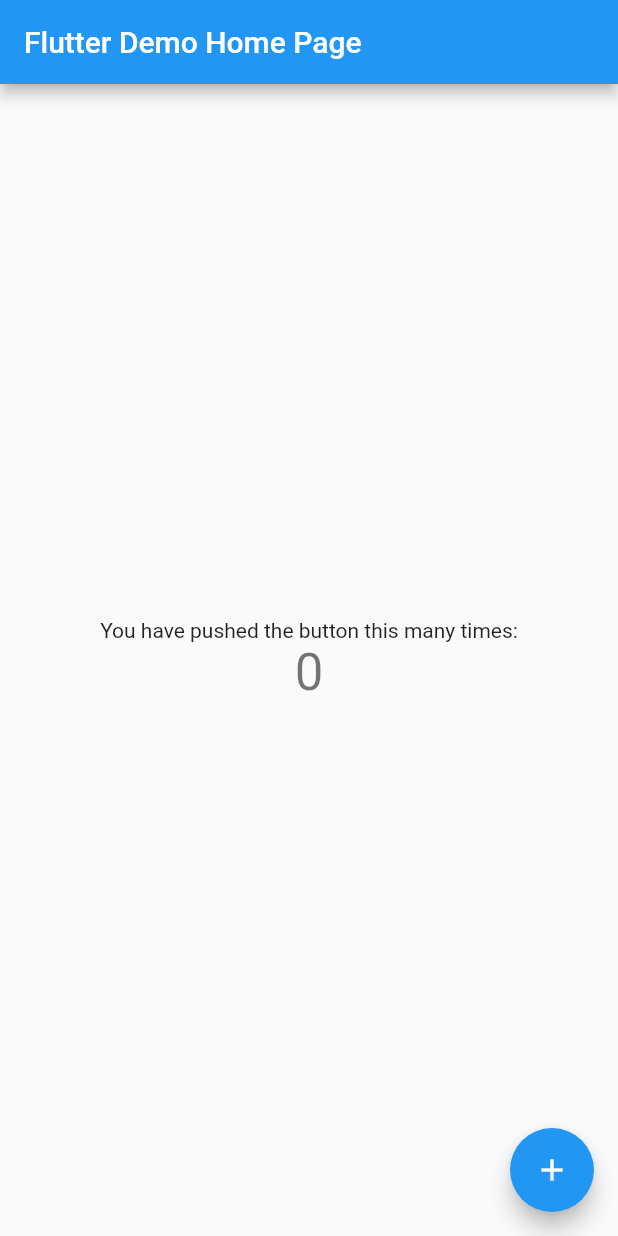
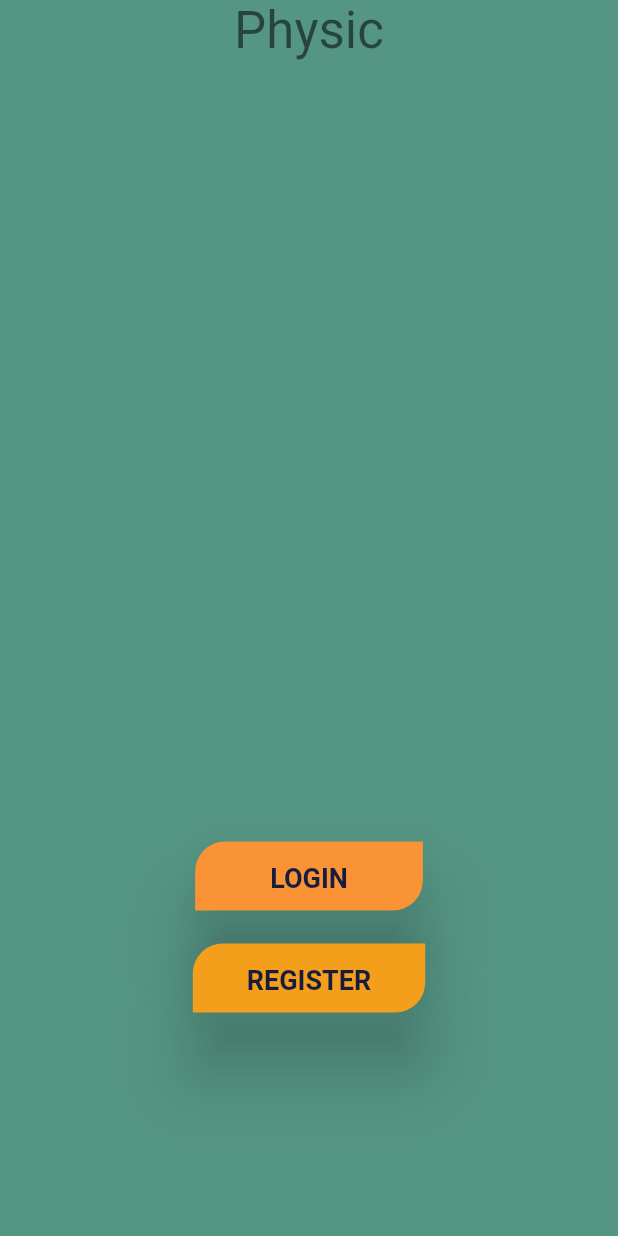
Before and after one commit to shubhanshu02/physic, a Flutter app: the screen it shows after launch, on a phone screen of 412 x 824 dp. Run offline on Flutter 3.47's test engine with Material 2 defaults, Android fonts, the phone set to English and light mode, and no system bars; our stand-ins replace cloud_firestore, connectivity, firebase_auth, firebase_core, google_sign_in; accounts and stored records are empty; Roboto replaces fonts that are missing (JosefinSans).

Commit message:
Registration and Login
Signed-off-by: Shubhanshu Saxena <shubhanshu.e01@gmail.com>

```diff
--- /dev/null
+++ b/lib/app.dart
@@ -0,0 +1,18 @@
+import 'package:firebase_auth/firebase_auth.dart';
+import 'package:flutter/material.dart';
+import 'package:flutter/services.dart';
+import 'package:physic/auth/login.dart';
+import 'package:physic/auth/register.dart';
+
+class Physic extends StatelessWidget {
+  @override
+  Widget build(BuildContext context) {
+    SystemChrome.setPreferredOrientations(
+        [DeviceOrientation.portraitUp, DeviceOrientation.portraitDown]);
+    return MaterialApp(title: 'Physic', routes: {
+      '/': (context) => LoginPage(),
+      // '/': (context) => (FirebaseAuth.instance.currentUser == null) ? LoginPage() : User1(),
+      '/register': (context) => RegisterPage(),
+    });
+  }
+}
--- /dev/null
+++ b/lib/auth/login.dart
@@ -0,0 +1,182 @@
+import 'package:flutter/material.dart';
+import 'package:flutter/painting.dart';
+import 'package:google_sign_in/google_sign_in.dart';
+import 'package:firebase_auth/firebase_auth.dart';
+import 'package:connectivity/connectivity.dart';
+import '../colors.dart';
+
+class LoginPage extends StatefulWidget {
+  @override
+  _LoginPageState createState() => _LoginPageState();
+}
+
+class _LoginPageState extends State<LoginPage> {
+  bool loginChange = false;
+  bool registerChange = false;
+  bool loginStateChange() {
+    setState(() {
+      loginChange = !loginChange;
+    });
+    return loginChange;
+  }
+
+  bool registerStateChange() {
+    setState(() {
+      registerChange = !registerChange;
+    });
+    return registerChange;
+  }
+
+  Future<void> _handleButtonClick() async {
+    var connectivityResult = await (Connectivity().checkConnectivity());
+
+    if (connectivityResult == ConnectivityResult.none) {
+      return showDialog<void>(
+        context: context,
+        builder: (BuildContext context) {
+          return AlertDialog(
+            title: Text('No Internet Connection'),
+            content: SingleChildScrollView(
+              child: Text(
+                  "You need to have an active internet connection to access this. Please try again later."),
+            ),
+            actions: <Widget>[
+              RaisedButton(
+                child: Text('Close'),
+                onPressed: () {
+                  Navigator.of(context).pop();
+                },
+              ),
+            ],
+          );
+        },
+      );
+    }
+
+    // Start Authentication Process
+    final GoogleSignInAccount? googleUser = await GoogleSignIn().signIn();
+    // Obtain the auth details from the requesty
+    final GoogleSignInAuthentication googleAuth =
+        await googleUser!.authentication;
+    final AuthCredential credential = GoogleAuthProvider.credential(
+      accessToken: googleAuth.accessToken,
+      idToken: googleAuth.idToken,
+    );
+    final UserCredential _currentUser =
+        await FirebaseAuth.instance.signInWithCredential(credential);
+
+    if (_currentUser.additionalUserInfo!.isNewUser) {
+      // The user is just created
+      Navigator.pushNamed(context, '/register');
+    } else {
+      // The user is already there, so redirect to feed
+      Navigator.pop(context);
+      Navigator.pushNamed(context, '/');
+    }
+  }
+
+  @override
+  Widget build(BuildContext context) {
+    return Scaffold(
+      body: Stack(
+        alignment: Alignment(0.0, 0.0),
+        children: <Widget>[
+          Container(
+            decoration: BoxDecoration(
+              color: color2,
+            ),
+          ),
+          ListView(children: <Widget>[
+            Column(
+              mainAxisAlignment: MainAxisAlignment.start,
+              crossAxisAlignment: CrossAxisAlignment.center,
+              children: <Widget>[
+                Text('Physic', style: Theme.of(context).textTheme.headline4),
+                SizedBox(
+                  height: 20.0,
+                ),
+                SizedBox(
+                  height: 500.0,
+                ),
+                Container(
+                  child: RaisedButton(
+                    padding: EdgeInsets.fromLTRB(48.0, 12.0, 48.0, 9.0),
+                    elevation: 20.0,
+                    shape: loginChange
+                        ? RoundedRectangleBorder(
+                            side: BorderSide(color: Colors.white, width: 3.0),
+                            borderRadius: BorderRadius.only(
+                                topLeft: Radius.circular(20.0),
+                                bottomRight: Radius.circular(20.0)))
+                        : RoundedRectangleBorder(
+                            side: BorderSide(
+                                color: Colors.transparent, width: 3.0),
+                            borderRadius: BorderRadius.only(
+                                topLeft: Radius.circular(20.0),
+                                bottomRight: Radius.circular(20.0))),
+                    color: loginChange ? Colors.transparent : color1,
+                    onPressed: () {
+                      loginStateChange();
+                      _handleButtonClick();
+                    },
+                    child: Padding(
+                      padding: const EdgeInsets.all(2.0),
+                      child: Text(
+                        "LOGIN",
+                        style: TextStyle(
+                          fontFamily: 'JosefinSans',
+                          fontWeight: FontWeight.bold,
+                          fontSize: 18.0,
+                          color: loginChange ? Colors.white : Color(0xFF181D3D),
+                        ),
+                      ),
+                    ),
+                  ),
+                ),
+                SizedBox(
+                  height: 20.0,
+                ),
+                RaisedButton(
+                  padding: EdgeInsets.fromLTRB(34.0, 12.0, 34.0, 9.0),
+                  elevation: 20.0,
+                  shape: registerChange
+                      ? RoundedRectangleBorder(
+                          side: BorderSide(color: Colors.white, width: 3.0),
+                          borderRadius: BorderRadius.only(
+                              topLeft: Radius.circular(20.0),
+                              bottomRight: Radius.circular(20.0)))
+                      : RoundedRectangleBorder(
+                          side: BorderSide(color: Colors.transparent),
+                          borderRadius: BorderRadius.only(
+                              topLeft: Radius.circular(20.0),
+                              bottomRight: Radius.circular(20.0))),
+                  color:
+                      registerChange ? Colors.transparent : Color(0xFFF49F1C),
+                  onPressed: () {
+                    registerStateChange();
+                    _handleButtonClick();
+                  },
+                  child: Padding(
+                    padding: const EdgeInsets.all(2.0),
+                    child: Text(
+                      "REGISTER",
+                      style: TextStyle(
+                        fontWeight: FontWeight.bold,
+                        fontFamily: 'JosefinSans',
+                        fontSize: 18.0,
+                        color:
+                            registerChange ? Colors.white : Color(0xFF181D3D),
+                      ),
+                    ),
+                  ),
+                ),
+              ],
+            ),
+          ]),
+          SizedBox(height: 30.0),
+        ],
+      ),
+    );
+  }
+}
+//.only(topLeft: Radius.circular(20.0), bottomRight: Radius.circular(20.0)) -- differently shaped button
--- /dev/null
+++ b/lib/colors.dart
@@ -0,0 +1,8 @@
+import 'package:flutter/material.dart';
+
+final color1 = Color(0xFFF99335);
+final color2 = Color(0xFF559584);
+final color3 = Color(0xFFCFFF48);
+final color4 = Color(0xFF1D5149);
+final color5 = Color(0xFF17352E);
+final color6 = Color(0xFFFFFFFF);
--- a/lib/main.dart
+++ b/lib/main.dart
@@ -1,113 +1,11 @@
+import 'package:firebase_core/firebase_core.dart';
 import 'package:flutter/material.dart';
+import 'app.dart';
 
-void main() {
-  runApp(MyApp());
+void main() async {
+  WidgetsFlutterBinding.ensureInitialized();
+  await Firebase.initializeApp();
+  runApp(
+    Physic(),
+  );
 }
-
-class MyApp extends StatelessWidget {
-  // This widget is the root of your application.
-  @override
-  Widget build(BuildContext context) {
-    return MaterialApp(
-      title: 'Flutter Demo',
-      theme: ThemeData(
-        // This is the theme of your application.
-        //
-        // Try running your application with "flutter run". You'll see the
-        // application has a blue toolbar. Then, without quitting the app, try
-        // changing the primarySwatch below to Colors.green and then invoke
-        // "hot reload" (press "r" in the console where you ran "flutter run",
-        // or simply save your changes to "hot reload" in a Flutter IDE).
-        // Notice that the counter didn't reset back to zero; the application
-        // is not restarted.
-        primarySwatch: Colors.blue,
-      ),
-      home: MyHomePage(title: 'Flutter Demo Home Page'),
-    );
-  }
-}
-
-class MyHomePage extends StatefulWidget {
-  MyHomePage({Key? key, required this.title}) : super(key: key);
-
-  // This widget is the home page of your application. It is stateful, meaning
-  // that it has a State object (defined below) that contains fields that affect
-  // how it looks.
-
-  // This class is the configuration for the state. It holds the values (in this
-  // case the title) provided by the parent (in this case the App widget) and
-  // used by the build method of the State. Fields in a Widget subclass are
-  // always marked "final".
-
-  final String title;
-
-  @override
-  _MyHomePageState createState() => _MyHomePageState();
-}
-
-class _MyHomePageState extends State<MyHomePage> {
-  int _counter = 0;
-
-  void _incrementCounter() {
-    setState(() {
-      // This call to setState tells the Flutter framework that something has
-      // changed in this State, which causes it to rerun the build method below
-      // so that the display can reflect the updated values. If we changed
-      // _counter without calling setState(), then the build method would not be
-      // called again, and so nothing would appear to happen.
-      _counter++;
-    });
-  }
-
-  @override
-  Widget build(BuildContext context) {
-    // This method is rerun every time setState is called, for instance as done
-    // by the _incrementCounter method above.
-    //
-    // The Flutter framework has been optimized to make rerunning build methods
-    // fast, so that you can just rebuild anything that needs updating rather
-    // than having to individually change instances of widgets.
-    return Scaffold(
-      appBar: AppBar(
-        // Here we take the value from the MyHomePage object that was created by
-        // the App.build method, and use it to set our appbar title.
-        title: Text(widget.title),
-      ),
-      body: Center(
-        // Center is a layout widget. It takes a single child and positions it
-        // in the middle of the parent.
-        child: Column(
-          // Column is also a layout widget. It takes a list of children and
-          // arranges them vertically. By default, it sizes itself to fit its
-          // children horizontally, and tries to be as tall as its parent.
-          //
-          // Invoke "debug painting" (press "p" in the console, choose the
-          // "Toggle Debug Paint" action from the Flutter Inspector in Android
-          // Studio, or the "Toggle Debug Paint" command in Visual Studio Code)
-          // to see the wireframe for each widget.
-          //
-          // Column has various properties to control how it sizes itself and
-          // how it positions its children. Here we use mainAxisAlignment to
-          // center the children vertically; the main axis here is the vertical
-          // axis because Columns are vertical (the cross axis would be
-          // horizontal).
-          mainAxisAlignment: MainAxisAlignment.center,
-          children: <Widget>[
-            Text(
-              'You have pushed the button this many times:',
-            ),
-            Text(
-              '$_counter',
-              style: Theme.of(context).textTheme.headline4,
-            ),
-          ],
-        ),
-      ),
-      floatingActionButton: FloatingActionButton(
-        onPressed: _incrementCounter,
-        tooltip: 'Increment',
-        child: Icon(Icons.add),
-      ), // This trailing comma makes auto-formatting nicer for build methods.
-    );
-  }
-}
```
Also changed, not shown: lib/auth/register.dart (added, +327 -0 lines), pubspec.yaml (+6 -1 lines), pubspec.lock, 1 other file.
